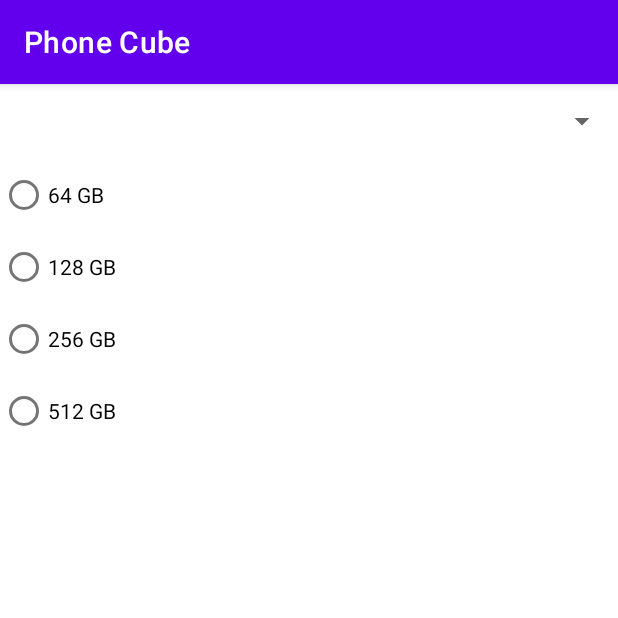
After one commit to jovichenmcintyrecentenial/android_assignment_2, an Android app: the PhoneOptionsSelectActivity screen opened directly, with no data from a screen before it, on a phone screen of 412 x 824 dp, the top half of it. The commit adds this screen. Run offline under Robolectric (Android 15) with nearby library versions, the phone set to English and light mode, and no system bars.

Commit message:
add select options activity, update strings

```diff
--- a/app/src/main/AndroidManifest.xml
+++ b/app/src/main/AndroidManifest.xml
@@ -9,6 +9,9 @@
         android:roundIcon="@mipmap/ic_launcher_round"
         android:supportsRtl="true"
         android:theme="@style/Theme.JoviChenMcintyre_MAPD711001_Assignment2">
+        <activity
+            android:name=".PhoneOptionsSelectActivity"
+            android:exported="false" />
         <activity
             android:name=".ListOfPhonesActivity"
             android:exported="false" />
--- a/app/src/main/java/com/centennial/jovichenmcintyre_mapd711_001_assignment2/ListOfPhonesActivity.kt
+++ b/app/src/main/java/com/centennial/jovichenmcintyre_mapd711_001_assignment2/ListOfPhonesActivity.kt
@@ -1,10 +1,6 @@
 package com.centennial.jovichenmcintyre_mapd711_001_assignment2
 
 import android.app.Activity
-import android.content.Context
-import android.content.res.Resources
-import android.graphics.drawable.Drawable
-import android.net.Uri
 import androidx.appcompat.app.AppCompatActivity
 import android.os.Bundle
 import android.view.LayoutInflater
--- /dev/null
+++ b/app/src/main/java/com/centennial/jovichenmcintyre_mapd711_001_assignment2/PhoneOptionsSelectActivity.kt
@@ -0,0 +1,14 @@
+package com.centennial.jovichenmcintyre_mapd711_001_assignment2
+
+import androidx.appcompat.app.AppCompatActivity
+import android.os.Bundle
+import android.view.View
+
+class PhoneOptionsSelectActivity : AppCompatActivity() {
+    override fun onCreate(savedInstanceState: Bundle?) {
+        super.onCreate(savedInstanceState)
+        setContentView(R.layout.activity_phone_options_select)
+    }
+
+    fun onSelectRadioButton(view: View) {}
+}
--- /dev/null
+++ b/app/src/main/res/layout/activity_phone_options_select.xml
@@ -0,0 +1,45 @@
+<?xml version="1.0" encoding="utf-8"?>
+<LinearLayout xmlns:android="http://schemas.android.com/apk/res/android"
+    xmlns:app="http://schemas.android.com/apk/res-auto"
+    xmlns:tools="http://schemas.android.com/tools"
+    android:layout_width="match_parent"
+    android:layout_height="match_parent"
+    android:orientation="vertical"
+    tools:context=".PhoneOptionsSelectActivity">
+
+    <Spinner
+        android:id="@+id/color_spinner"
+        android:layout_width="match_parent"
+        android:layout_height="50dp"
+        android:prompt="@string/select_a_color"
+        />
+
+    <RadioGroup
+        android:layout_width="match_parent"
+        android:layout_height="match_parent" >
+        <RadioButton
+            android:id="@+id/opt_64GB"
+            android:layout_width="match_parent"
+            android:layout_height="wrap_content"
+            android:onClick="onSelectRadioButton"
+            android:text="@string/_64_gb" />
+        <RadioButton
+            android:id="@+id/opt_128GB"
+            android:layout_width="match_parent"
+            android:layout_height="wrap_content"
+            android:onClick="onSelectRadioButton"
+            android:text="@string/_128_gb" />
+        <RadioButton
+            android:id="@+id/opt_256GB"
+            android:layout_width="match_parent"
+            android:layout_height="wrap_content"
+            android:onClick="onSelectRadioButton"
+            android:text="@string/_256_gb" />
+        <RadioButton
+            android:id="@+id/opt_512GB"
+            android:layout_width="match_parent"
+            android:layout_height="wrap_content"
+            android:onClick="onSelectRadioButton"
+            android:text="@string/_512_gb" />
+    </RadioGroup>
+</LinearLayout>
--- a/app/src/main/res/values/strings.xml
+++ b/app/src/main/res/values/strings.xml
@@ -12,4 +12,16 @@
     <string name="iphone_14_pro_max">iPhone 14 Pro Max</string>
     <string name="iphone_13_pro_max">iPhone 13 Pro Max</string>
     <string name="iphone_12_pro_max">iPhone 12 Pro Max</string>
+    <string name="select_a_color">Select a color</string>
+    <string name="_64_gb">64 GB</string>
+    <string name="_128_gb">128 GB</string>
+    <string name="_256_gb">256 GB</string>
+    <string name="_512_gb">512 GB</string>
+    <string-array name="string_of_phone_colors">
+        <item>Blue</item>
+        <item>Black</item>
+        <item>Silver</item>
+        <item>Gold</item>
+        <item>Red</item>
+    </string-array>
 </resources>
```
